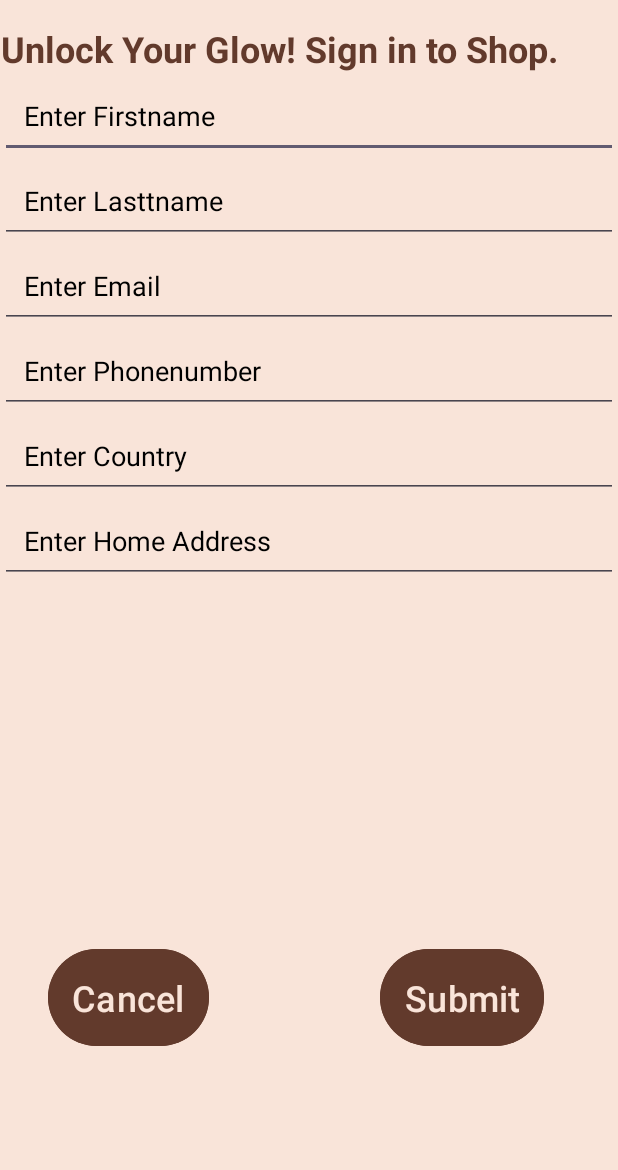
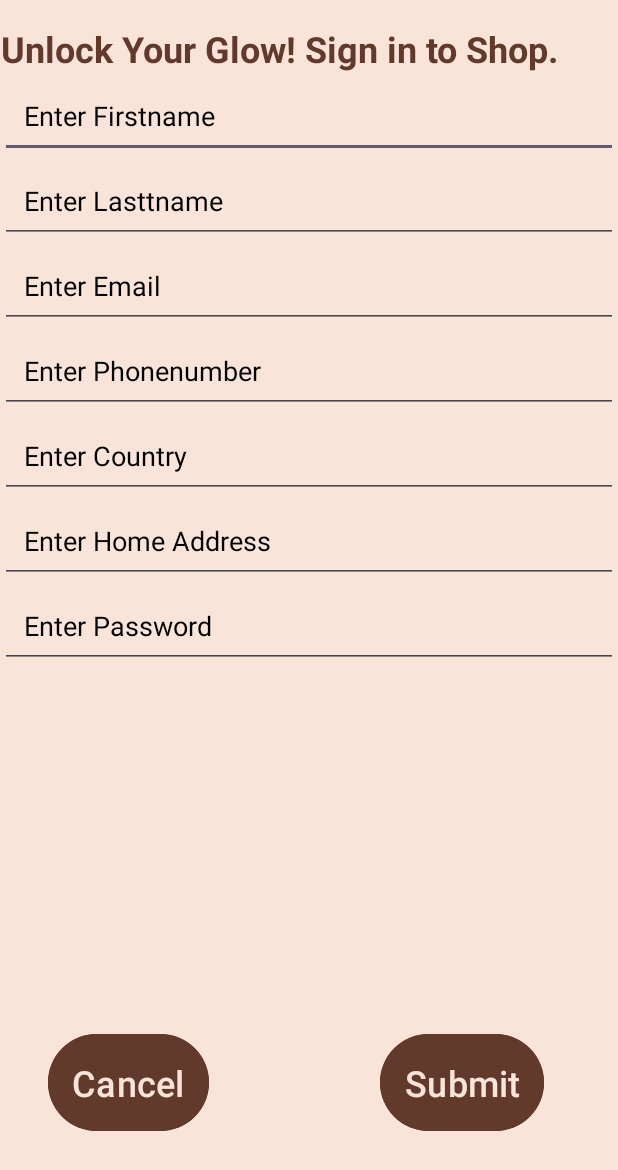
Before and after one commit to sibby-killer/online-shopping, an Android app: the Register screen opened directly, with no data from a screen before it, after a tap on an icon or button, on a phone screen of 412 x 824 dp. Shown: the top 1170 px of the screen. Run offline under Robolectric (Android 15) with nearby library versions, the phone set to English and light mode, and no system bars; our stand-ins replace Firebase (no records; nobody signed in at launch, a user with empty details on screens opened directly).

Commit message:
Implement Firebase email/password registration and login

```diff
--- a/app/src/main/java/com/example/onlineshopping/MainActivity.java
+++ b/app/src/main/java/com/example/onlineshopping/MainActivity.java
@@ -14,9 +14,12 @@ public class MainActivity extends AppCompatActivity {
         super.onCreate(savedInstanceState);
         setContentView(R.layout.activity_main);
     }
+    // ...existing code...
     public void Login(View view){
         Toast.makeText(getApplicationContext(), "Profile Clicked", Toast.LENGTH_SHORT).show();
-        Intent intent = new Intent(getApplicationContext(), Register.class);
+        Intent intent = new Intent(getApplicationContext(), LoginActivity.class); // Change Register to LoginActivity
         startActivity(intent);
+
+// ...existing code...
     }
 }
--- a/app/src/main/java/com/example/onlineshopping/Register.java
+++ b/app/src/main/java/com/example/onlineshopping/Register.java
@@ -8,25 +8,29 @@ import android.widget.EditText;
 import android.widget.Toast;
 
 import androidx.appcompat.app.AppCompatActivity;
+// ...existing code...
+import com.google.firebase.auth.FirebaseAuth; // Add this import
 
 public class Register extends AppCompatActivity {
-     EditText fisrtsname, lastname, email, phonenumber, country, address;
-     Button cancel, submit;
-    String strfirstname, strlastname, stremail, strphonenumber,strcountry,straddress;
-
+    EditText fisrtsname, lastname, email, phonenumber, country, address, password; // Add password
+    Button cancel, submit;
+    String strfirstname, strlastname, stremail, strphonenumber, strcountry, straddress;
+    FirebaseAuth mAuth; // Add this line
 
     @Override
     protected void onCreate(Bundle savedInstanceState) {
         super.onCreate(savedInstanceState);
         setContentView(R.layout.activity_register);
-       fisrtsname = findViewById(R.id.firstname);
-       lastname =findViewById(R.id.lastname);
-       email =findViewById(R.id.email);
-       phonenumber=findViewById(R.id.phonenumber);
-       country=findViewById(R.id.Country);
-       address= findViewById(R.id.address);
-       cancel= findViewById(R.id.cancel);
-       submit= findViewById(R.id.submit);
+        fisrtsname = findViewById(R.id.firstname);
+        lastname = findViewById(R.id.lastname);
+        email = findViewById(R.id.email);
+        phonenumber = findViewById(R.id.phonenumber);
+        country = findViewById(R.id.Country);
+        address = findViewById(R.id.address);
+        password = findViewById(R.id.password); // Add this line
+        cancel = findViewById(R.id.cancel);
+        submit = findViewById(R.id.submit);
+        mAuth = FirebaseAuth.getInstance(); // Add this line
 
         cancel.setOnClickListener(new View.OnClickListener() {
             @Override
@@ -43,16 +47,34 @@ public class Register extends AppCompatActivity {
                 country.setText("");
                 straddress = address.getText().toString();
                 address.setText("");
+                password.setText(""); // Clear password field too
             }
-       });
+        });
+
+        // ---- REPLACE your submit.setOnClickListener with the following ----
         submit.setOnClickListener(new View.OnClickListener() {
             @Override
             public void onClick(View v) {
-                Toast.makeText(getApplicationContext(), "Successful", Toast.LENGTH_SHORT).show();
-                Intent intent = new Intent(getApplicationContext(),Shopping.class);
-                startActivity(intent);
+                stremail = email.getText().toString().trim();
+                String passwordStr = password.getText().toString().trim();
+
+                if (stremail.isEmpty() || passwordStr.isEmpty()) {
+                    Toast.makeText(getApplicationContext(), "Please enter email and password", Toast.LENGTH_SHORT).show();
+                    return;
+                }
+
+                mAuth.createUserWithEmailAndPassword(stremail, passwordStr)
+                        .addOnCompleteListener(task -> {
+                            if (task.isSuccessful()) {
+                                Toast.makeText(getApplicationContext(), "Registration Successful. Please log in.", Toast.LENGTH_SHORT).show();
+                                startActivity(new Intent(getApplicationContext(), LoginActivity.class));
+                                finish();
+                            } else {
+                                Toast.makeText(getApplicationContext(), "Registration Failed: " + task.getException().getMessage(), Toast.LENGTH_SHORT).show();
+                            }
+                        });
             }
-        }
-        );
-    ;}
+        });
     }
+}
+// ...existing code...
--- a/app/src/main/res/layout/activity_register.xml
+++ b/app/src/main/res/layout/activity_register.xml
@@ -84,6 +84,17 @@
             android:textColorHint="@color/black"
             android:padding="16dp"
             />
+
+
+        <EditText
+            android:id="@+id/password"
+            android:layout_width="match_parent"
+            android:layout_height="wrap_content"
+            android:hint="Enter Password"
+            android:inputType="textPassword"
+            android:textColor="@color/black"
+            android:textColorHint="@color/black"
+            android:padding="16dp" />
     </LinearLayout>
     <LinearLayout
         android:layout_width="wrap_content"
```
Also changed, not shown: app/src/main/java/com/example/onlineshopping/LoginActivity.java (+10 -3 lines), app/src/main/res/layout/activity_login2.xml (+34 -0 lines).
